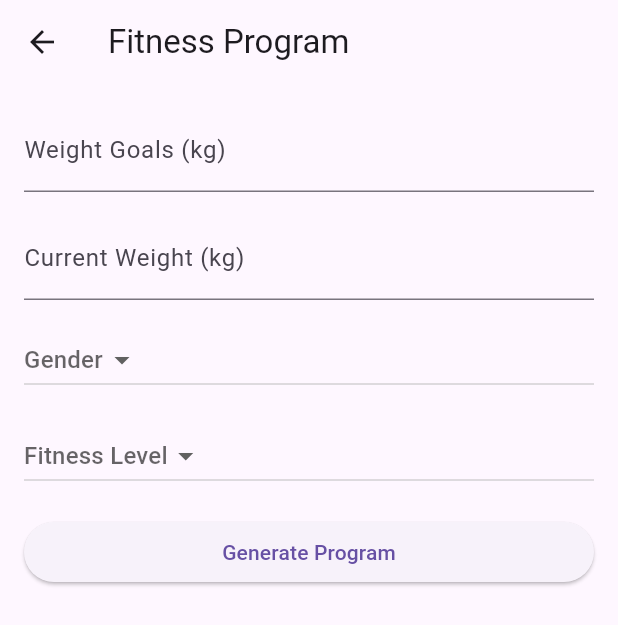
After one commit to andipputra/flutter_firebase_ai_integration, a Flutter app: the screen it shows after launch, after a tap on "Cari Program Fitness", on a phone screen of 412 x 824 dp. The commit adds this screen. Shown: the top 625 px of the screen. Run offline on Flutter 3.47's test engine with Material 3 defaults, Android fonts, the phone set to English and light mode, and no system bars; drawn by our look-alikes of loader_overlay; our stand-ins replace firebase_ai, firebase_core, image_picker; accounts and stored records are empty; generated files the repository leaves out were written again.

Commit message:
feat(fitness): add fitness program feature with AI integration
Implement fitness program generation feature including model, repository, provider and UI components
Add AI service for fitness program generation using Gemini model
Integrate fitness feature into main app and home page navigation

```diff
--- /dev/null
+++ b/lib/data/models/fitness_model.dart
@@ -0,0 +1,23 @@
+class FitnessModel {
+  final String title;
+  final String description;
+  final List<String> jadwal;
+
+  FitnessModel({
+    required this.title,
+    required this.description,
+    required this.jadwal,
+  });
+
+  factory FitnessModel.fromJson(Map<String, dynamic> json) {
+    return FitnessModel(
+      title: json['title'],
+      description: json['description'],
+      jadwal: List<String>.from(json['jadwal']),
+    );
+  }
+
+  Map<String, dynamic> toJson() {
+    return {'title': title, 'description': description, 'jadwal': jadwal};
+  }
+}
--- /dev/null
+++ b/lib/data/repositories/fitness_repository.dart
@@ -0,0 +1,30 @@
+import 'dart:convert';
+
+import 'package:flutter_ai_integration/data/models/fitness_model.dart';
+import 'package:flutter_ai_integration/services/ai_service.dart';
+import 'package:flutter_ai_integration/services/ai_service_fitness.dart';
+
+class FitnessRepository {
+  final AiServiceFitness aiService;
+
+  const FitnessRepository(this.aiService);
+
+  Future<FitnessModel?> getFitnessProgramByGoal({
+    required int weightGoals,
+    required int currentWeight,
+    required String gender,
+    required String fitnessLevel,
+  }) async {
+    final result = await aiService.generateFitnessProgram(
+      weightGoals: weightGoals,
+      currentWeight: currentWeight,
+      gender: gender,
+      fitnessLevel: fitnessLevel,
+    );
+
+    if (result == null) {
+      return null;
+    }
+    return FitnessModel.fromJson(json.decode(result));
+  }
+}
--- a/lib/main.dart
+++ b/lib/main.dart
@@ -1,30 +1,39 @@
-import 'package:firebase_ai/firebase_ai.dart';
 import 'package:firebase_core/firebase_core.dart';
 import 'package:flutter/material.dart';
+import 'package:flutter_ai_integration/data/repositories/fitness_repository.dart';
 import 'package:flutter_ai_integration/data/repositories/recipe_repository.dart';
 import 'package:flutter_ai_integration/firebase_options.dart';
+import 'package:flutter_ai_integration/presentation/provider/fitness_provider.dart';
 import 'package:flutter_ai_integration/presentation/provider/recipe_provider.dart';
 import 'package:flutter_ai_integration/presentation/view/home_page.dart';
 import 'package:flutter_ai_integration/services/ai_service.dart';
+import 'package:flutter_ai_integration/services/ai_service_fitness.dart';
 import 'package:loader_overlay/loader_overlay.dart';
 import 'package:provider/provider.dart';
 
 void main() async {
   WidgetsFlutterBinding.ensureInitialized();
 
-  await Firebase.initializeApp(
-    options: DefaultFirebaseOptions.currentPlatform,
-  );
+  await Firebase.initializeApp(options: DefaultFirebaseOptions.currentPlatform);
 
   runApp(
     MultiProvider(
       providers: [
         Provider(create: (_) => AiService()),
+        Provider(create: (_) => AiServiceFitness()),
         Provider(
           create: (context) => RecipeRepository(context.read<AiService>()),
         ),
+        Provider(
+          create: (context) =>
+              FitnessRepository(context.read<AiServiceFitness>()),
+        ),
         ChangeNotifierProvider(
           create: (context) => RecipeNotifier(context.read<RecipeRepository>()),
+        ),
+        ChangeNotifierProvider(
+          create: (context) =>
+              FitnessNotifier(context.read<FitnessRepository>()),
         ),
       ],
       child: const MainApp(),
--- /dev/null
+++ b/lib/presentation/provider/fitness_provider.dart
@@ -0,0 +1,24 @@
+import 'package:flutter/material.dart';
+import 'package:flutter_ai_integration/data/models/fitness_model.dart';
+import 'package:flutter_ai_integration/data/repositories/fitness_repository.dart';
+
+class FitnessNotifier extends ChangeNotifier {
+  final FitnessRepository fitnessRepository;
+
+  FitnessNotifier(this.fitnessRepository);
+
+  Future<FitnessModel?> getFitnessProgramByGoal({
+    required int weightGoals,
+    required int currentWeight,
+    required String gender,
+    required String fitnessLevel,
+  }) async {
+    final result = await fitnessRepository.getFitnessProgramByGoal(
+      weightGoals: weightGoals,
+      currentWeight: currentWeight,
+      gender: gender,
+      fitnessLevel: fitnessLevel,
+    );
+    return result;
+  }
+}
--- /dev/null
+++ b/lib/presentation/view/fitness_page.dart
@@ -0,0 +1,124 @@
+import 'package:flutter/material.dart';
+import 'package:flutter_ai_integration/presentation/provider/fitness_provider.dart';
+import 'package:flutter_ai_integration/presentation/view/fitness_result.dart';
+import 'package:loader_overlay/loader_overlay.dart';
+import 'package:provider/provider.dart';
+
+class FitnessPage extends StatefulWidget {
+  const FitnessPage({super.key});
+
+  @override
+  State<FitnessPage> createState() => _FitnessPageState();
+}
+
+class _FitnessPageState extends State<FitnessPage> {
+  late TextEditingController weightGoalsController;
+  late TextEditingController currentWeightController;
+  late TextEditingController genderController;
+  late TextEditingController fitnessLevelController;
+
+  @override
+  void initState() {
+    super.initState();
+    weightGoalsController = TextEditingController();
+    currentWeightController = TextEditingController();
+    genderController = TextEditingController();
+    fitnessLevelController = TextEditingController();
+  }
+
+  @override
+  void dispose() {
+    weightGoalsController.dispose();
+    currentWeightController.dispose();
+    genderController.dispose();
+    fitnessLevelController.dispose();
+    super.dispose();
+  }
+
+  @override
+  Widget build(BuildContext context) {
+    return Scaffold(
+      appBar: AppBar(title: const Text('Fitness Program')),
+      body: ListView(
+        padding: EdgeInsets.all(16),
+        children: [
+          TextField(
+            controller: weightGoalsController,
+            decoration: const InputDecoration(labelText: 'Weight Goals (kg)'),
+            keyboardType: TextInputType.number,
+          ),
+          const SizedBox(height: 16),
+          TextField(
+            controller: currentWeightController,
+            decoration: const InputDecoration(labelText: 'Current Weight (kg)'),
+            keyboardType: TextInputType.number,
+          ),
+          const SizedBox(height: 16),
+
+          DropdownButton(
+            value: genderController.text.isNotEmpty
+                ? genderController.text
+                : null,
+            items: [
+              DropdownMenuItem(value: 'male', child: Text('Male')),
+              DropdownMenuItem(value: 'female', child: Text('Female')),
+            ],
+            onChanged: (value) {
+              setState(() {
+                genderController.text = value!;
+              });
+            },
+            hint: Text('Gender'),
+          ),
+          const SizedBox(height: 16),
+
+          DropdownButton(
+            value: fitnessLevelController.text.isNotEmpty
+                ? fitnessLevelController.text
+                : null,
+            items: [
+              DropdownMenuItem(value: 'beginner', child: Text('Beginner')),
+              DropdownMenuItem(
+                value: 'intermediate',
+                child: Text('Intermediate'),
+              ),
+              DropdownMenuItem(value: 'advanced', child: Text('Advanced')),
+            ],
+            onChanged: (value) {
+              setState(() {
+                fitnessLevelController.text = value!;
+              });
+            },
+            hint: Text('Fitness Level'),
+          ),
+          const SizedBox(height: 16),
+
+          ElevatedButton(
+            onPressed: () async {
+              context.loaderOverlay.show();
+              final fitnessModel = await context
+                  .read<FitnessNotifier>()
+                  .getFitnessProgramByGoal(
+                    weightGoals: int.parse(weightGoalsController.text),
+                    currentWeight: int.parse(currentWeightController.text),
+                    gender: genderController.text,
+                    fitnessLevel: fitnessLevelController.text,
+                  );
+              context.loaderOverlay.hide();
+
+              if (fitnessModel != null) {
+                Navigator.of(context).push(
+                  MaterialPageRoute(
+                    builder: (context) =>
+                        FitnessResult(fitnessModel: fitnessModel),
+                  ),
+                );
+              }
+            },
+            child: const Text('Generate Program'),
+          ),
+        ],
+      ),
+    );
+  }
+}
--- a/lib/presentation/view/home_page.dart
+++ b/lib/presentation/view/home_page.dart
@@ -1,5 +1,6 @@
 import 'package:flutter/material.dart';
 import 'package:flutter_ai_integration/presentation/provider/recipe_provider.dart';
+import 'package:flutter_ai_integration/presentation/view/fitness_page.dart';
 import 'package:flutter_ai_integration/presentation/view/ingredients_page.dart';
 import 'package:flutter_ai_integration/presentation/view/recipe_page.dart';
 import 'package:image_picker/image_picker.dart';
@@ -66,6 +67,29 @@ class HomePage extends StatelessWidget {
               },
             ),
           ),
+          Card(
+            child: InkWell(
+              child: Padding(
+                padding: const EdgeInsets.all(8.0),
+                child: Column(
+                  mainAxisAlignment: MainAxisAlignment.center,
+                  children: [
+                    Icon(Icons.fitness_center, size: 48),
+                    const SizedBox(height: 16),
+                    const Text(
+                      'Cari Program Fitness',
+                      textAlign: TextAlign.center,
+                    ),
+                  ],
+                ),
+              ),
+              onTap: () {
+                Navigator.of(context).push(
+                  MaterialPageRoute(builder: (context) => const FitnessPage()),
+                );
+              },
+            ),
+          ),
         ],
       ),
     );
--- /dev/null
+++ b/lib/services/ai_service_fitness.dart
@@ -0,0 +1,38 @@
+import 'package:firebase_ai/firebase_ai.dart';
+
+class AiServiceFitness {
+  final model = FirebaseAI.googleAI().generativeModel(
+    model: 'gemini-2.5-flash',
+    systemInstruction: Content.text(
+      'Anda adalah asisten yang membantu membuat program fitness yang cocok untuk dilakukan dirumah. '
+      'Program yang kamu berikan haruslah mudah dan sederhana. Jangan sampai terlalu kompleks.'
+      'Program yang kamu berikan haruslah berbasis tujuan dan ketersediaan sumber daya yang ada di tangan pengguna.'
+      'Kamu tidak hanya memberikan program fitness tapi juga memberikan penjelasan singkat dan cara mengikuti program tersebut.'
+      'Response yang kamu berikan harus berbahasa Indonesia yang baik dan benar'
+      'Response yang kamu berikan berformat JSON',
+    ),
+    generationConfig: GenerationConfig(responseMimeType: 'application/json'),
+  );
+
+  Future<String?> generateFitnessProgram({
+    required int weightGoals,
+    required int currentWeight,
+    required String gender,
+    required String fitnessLevel,
+  }) async {
+    try {
+      final response = await model.generateContent([
+        Content.text(
+          'Buat program fitness untuk tujuan menurunkan berat badan menjadi $weightGoals kg dengan berat badan saat ini $currentWeight kg, gender $gender, tingkat kebugaran $fitnessLevel',
+        ),
+        Content.text(
+          'format response harus berbentuk JSON: {"title": "Nama Program", "description": "Penjelasan singkat program", "jadwal": ["Jadwal 1", "Jadwal 2", ...]}',
+        ),
+      ]);
+
+      return response.text;
+    } catch (e) {
+      throw Exception('Failed to generate fitness program: $e');
+    }
+  }
+}
```
Also changed, not shown: lib/presentation/view/fitness_result.dart (added, +48 -0 lines).
